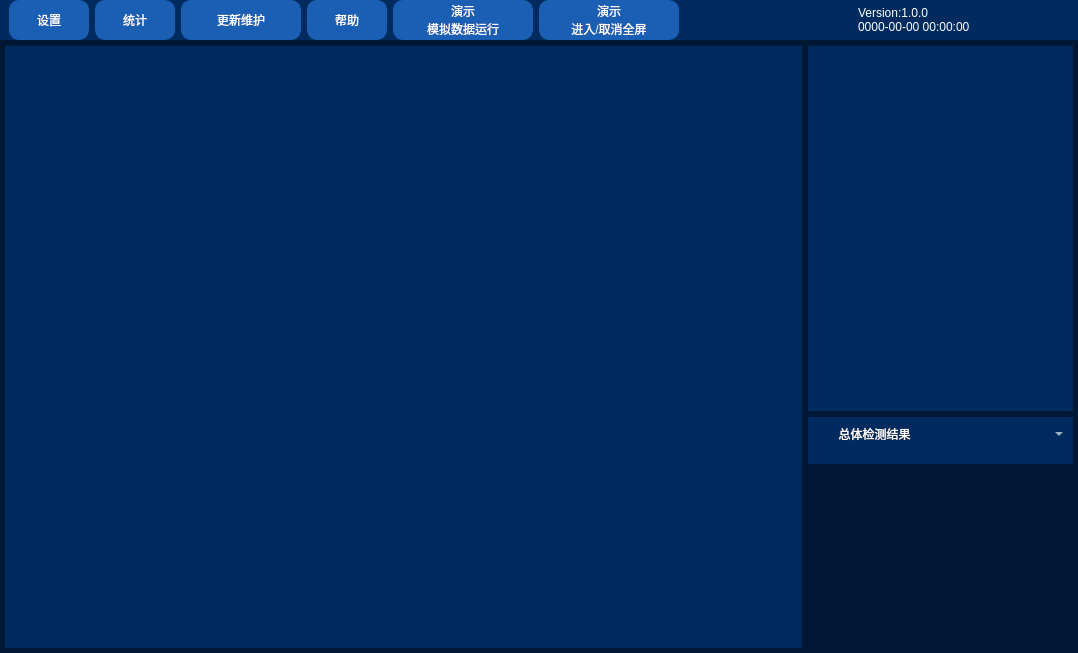
Qt form mainpage.ui (Zyun-Eureka/industrial_PJ) before a commit.
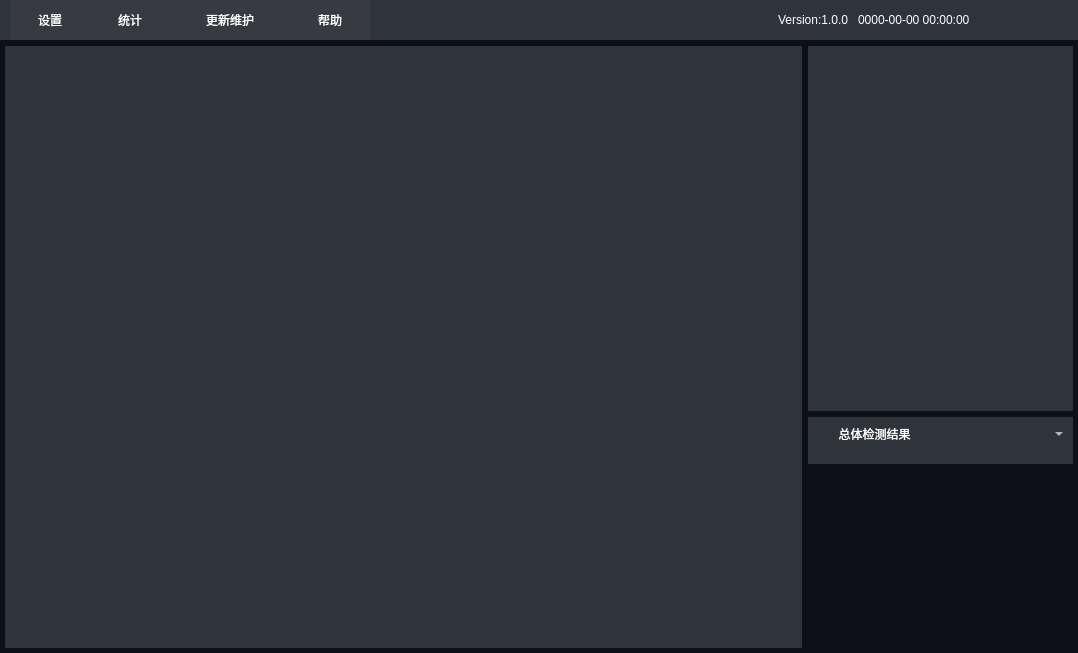
The same form after that commit. Icons and pictures are not drawn. Custom widgets are drawn as their Qt base class.

```diff
--- a/mainpage.ui
+++ b/mainpage.ui
@@ -21,10 +21,10 @@
 	border:0px solid;
 }
 QWidget{
-	background-color: rgb(0, 43, 94);
+	background-color: #2F343A;
 }
 #mainpage{
-	background-color: rgb(0, 24, 52);
+	background-color: #0D1017;
 }
 *{
 font: 700 14pt &quot;Microsoft YaHei&quot;;
@@ -51,10 +51,16 @@
    </property>
    <item row="0" column="0">
     <widget class="QFrame" name="top">
+     <property name="minimumSize">
+      <size>
+       <width>0</width>
+       <height>40</height>
+      </size>
+     </property>
      <property name="maximumSize">
       <size>
        <width>16777215</width>
-       <height>70</height>
+       <height>40</height>
       </size>
      </property>
      <property name="styleSheet">
@@ -71,7 +77,7 @@
        <number>0</number>
       </property>
       <property name="leftMargin">
-       <number>0</number>
+       <number>10</number>
       </property>
       <property name="topMargin">
        <number>0</number>
@@ -87,10 +93,10 @@
         <property name="styleSheet">
          <string notr="true">QPushButton{
 border:1px solid;
-border-radius:10px;
-border-color:rgb(26, 95, 180);
-background-color: rgb(26, 95, 180);
-color: rgb(255, 255, 255);
+border-radius:0px;
+border-color:#373B41;
+background-color: #373B41;
+color: white;
 }
 QPushButton::hover{
 border:3px solid;
@@ -104,10 +110,19 @@
         <property name="frameShadow">
          <enum>QFrame::Raised</enum>
         </property>
-        <layout class="QHBoxLayout" name="horizontalLayout_3">
+        <layout class="QHBoxLayout" name="horizontalLayout_4">
+         <property name="spacing">
+          <number>0</number>
+         </property>
+         <property name="leftMargin">
+          <number>0</number>
+         </property>
          <property name="topMargin">
           <number>0</number>
          </property>
+         <property name="rightMargin">
+          <number>0</number>
+         </property>
          <property name="bottomMargin">
           <number>0</number>
          </property>
@@ -116,13 +131,13 @@
            <property name="minimumSize">
             <size>
              <width>80</width>
-             <height>40</height>
+             <height>0</height>
             </size>
            </property>
            <property name="maximumSize">
             <size>
              <width>80</width>
-             <height>40</height>
+             <height>255</height>
             </size>
            </property>
            <property name="styleSheet">
@@ -141,13 +156,13 @@
            <property name="minimumSize">
             <size>
              <width>80</width>
-             <height>40</height>
+             <height>0</height>
             </size>
            </property>
            <property name="maximumSize">
             <size>
              <width>80</width>
-             <height>40</height>
+             <height>255</height>
             </size>
            </property>
            <property name="styleSheet">
@@ -166,13 +181,13 @@
            <property name="minimumSize">
             <size>
              <width>120</width>
-             <height>40</height>
+             <height>0</height>
             </size>
            </property>
            <property name="maximumSize">
             <size>
              <width>120</width>
-             <height>40</height>
+             <height>255</height>
             </size>
            </property>
            <property name="styleSheet">
@@ -191,13 +206,13 @@
            <property name="minimumSize">
             <size>
              <width>80</width>
-             <height>40</height>
+             <height>0</height>
             </size>
            </property>
            <property name="maximumSize">
             <size>
              <width>80</width>
-             <height>40</height>
+             <height>255</height>
             </size>
            </property>
            <property name="styleSheet">
@@ -211,48 +226,14 @@
            </property>
           </widget>
          </item>
-         <item>
-          <widget class="QPushButton" name="pushButton">
-           <property name="enabled">
-            <bool>false</bool>
-           </property>
-           <property name="minimumSize">
-            <size>
-             <width>140</width>
-             <height>40</height>
-            </size>
-           </property>
-           <property name="text">
-            <string>演示
-模拟数据运行</string>
-           </property>
-          </widget>
-         </item>
-         <item>
-          <widget class="QPushButton" name="full">
-           <property name="minimumSize">
-            <size>
-             <width>140</width>
-             <height>40</height>
-            </size>
-           </property>
-           <property name="styleSheet">
-            <string notr="true"/>
-           </property>
-           <property name="text">
-            <string>演示
-进入/取消全屏</string>
-           </property>
-           <property name="checkable">
-            <bool>true</bool>
-           </property>
-          </widget>
-         </item>
          <item>
           <spacer name="horizontalSpacer">
            <property name="orientation">
             <enum>Qt::Horizontal</enum>
            </property>
+           <property name="sizeType">
+            <enum>QSizePolicy::Expanding</enum>
+           </property>
            <property name="sizeHint" stdset="0">
             <size>
              <width>40</width>
@@ -275,7 +256,10 @@
         <property name="frameShadow">
          <enum>QFrame::Raised</enum>
         </property>
-        <layout class="QGridLayout" name="gridLayout_4">
+        <layout class="QHBoxLayout" name="horizontalLayout_3">
+         <property name="spacing">
+          <number>10</number>
+         </property>
          <property name="leftMargin">
           <number>0</number>
          </property>
@@ -287,14 +271,6 @@
          </property>
          <property name="bottomMargin">
           <number>0</number>
-         </property>
-         <property name="spacing">
-          <number>0</number>
-         </property>
-         <item row="0" column="0">
-          <layout class="QHBoxLayout" name="horizontalLayout_4">
-           <property name="spacing">
-            <number>10</number>
            </property>
            <item>
             <spacer name="horizontalSpacer_2">
@@ -303,8 +279,8 @@
              </property>
              <property name="sizeHint" stdset="0">
               <size>
-               <width>40</width>
-               <height>20</height>
+             <width>23</width>
+             <height>37</height>
               </size>
              </property>
             </spacer>
@@ -313,14 +289,14 @@
             <widget class="QLabel" name="label_2">
              <property name="minimumSize">
               <size>
-               <width>45</width>
+             <width>30</width>
                <height>0</height>
               </size>
              </property>
              <property name="maximumSize">
               <size>
-               <width>45</width>
-               <height>45</height>
+             <width>30</width>
+             <height>30</height>
               </size>
              </property>
              <property name="styleSheet">
@@ -332,17 +308,12 @@
             </widget>
            </item>
            <item>
-            <layout class="QVBoxLayout" name="verticalLayout_3">
-             <property name="spacing">
-              <number>0</number>
-             </property>
-             <item>
               <widget class="QLabel" name="label">
                <property name="text">
                 <string>Version:1.0.0</string>
                </property>
                <property name="alignment">
-                <set>Qt::AlignBottom|Qt::AlignLeading|Qt::AlignLeft</set>
+            <set>Qt::AlignLeading|Qt::AlignLeft|Qt::AlignVCenter</set>
                </property>
               </widget>
              </item>
@@ -358,13 +329,9 @@
                 <string>0000-00-00 00:00:00</string>
                </property>
                <property name="alignment">
-                <set>Qt::AlignLeading|Qt::AlignLeft|Qt::AlignTop</set>
-               </property>
-              </widget>
-             </item>
-            </layout>
-           </item>
-          </layout>
+            <set>Qt::AlignLeading|Qt::AlignLeft|Qt::AlignVCenter</set>
+           </property>
+          </widget>
          </item>
         </layout>
        </widget>
@@ -526,7 +493,7 @@
                    </size>
                   </property>
                   <property name="styleSheet">
-                   <string notr="true">background-color: rgb(0, 24, 52);</string>
+                   <string notr="true">background-color: #0D1017;</string>
                   </property>
                   <property name="lineWidth">
                    <number>4</number>
@@ -541,26 +508,49 @@
                   <property name="styleSheet">
                    <string notr="true">QTableView {
 color: rgb(222, 221, 218);
+gridline-color:rgb(67, 67, 67);
 }
  QTableCornerButton::section,QHeaderView,QHeaderView::section{	
-background-color: rgb(0, 43, 94);
+background-color: #2F343A;
 color: rgb(222, 221, 218);
-}
-QHeaderView::section ,QTableCornerButton::section
-{
-
+border:1px solid rgb(67, 67, 67);
 }
 QTableView::item{
-border-bottom:1px solid;
-border-right:1px solid;
-border-color: rgb(0, 14, 31);
-}</string>
+border:1px solid rgb(67, 67, 67);
+
+}
+
+</string>
                   </property>
                   <property name="lineWidth">
-                   <number>0</number>
+                   <number>1</number>
+                  </property>
+                  <property name="midLineWidth">
+                   <number>1</number>
+                  </property>
+                  <property name="editTriggers">
+                   <set>QAbstractItemView::NoEditTriggers</set>
+                  </property>
+                  <property name="tabKeyNavigation">
+                   <bool>true</bool>
+                  </property>
+                  <property name="showDropIndicator" stdset="0">
+                   <bool>false</bool>
+                  </property>
+                  <property name="dragDropOverwriteMode">
+                   <bool>true</bool>
                   </property>
                   <property name="textElideMode">
-                   <enum>Qt::ElideMiddle</enum>
+                   <enum>Qt::ElideNone</enum>
+                  </property>
+                  <property name="showGrid">
+                   <bool>false</bool>
+                  </property>
+                  <property name="gridStyle">
+                   <enum>Qt::SolidLine</enum>
+                  </property>
+                  <property name="sortingEnabled">
+                   <bool>true</bool>
                   </property>
                  </widget>
                 </item>
```
Left out of the diff: 4 changed lines with no effect on the pictures. Lines whose indentation alone changed are shown as unchanged.
